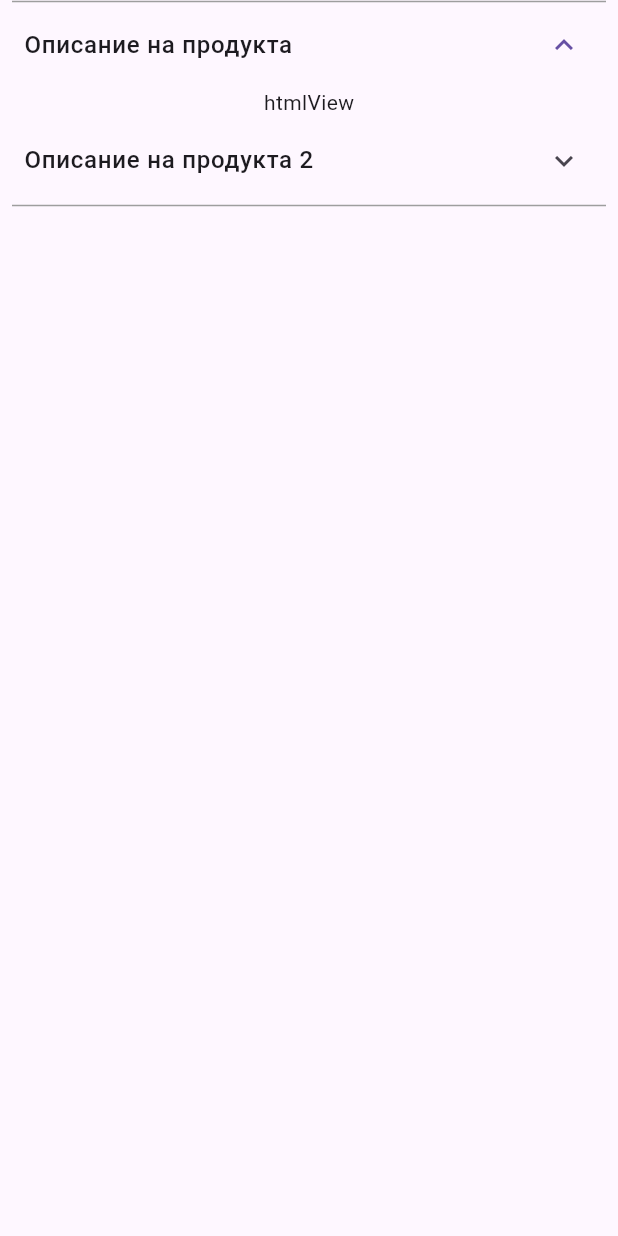
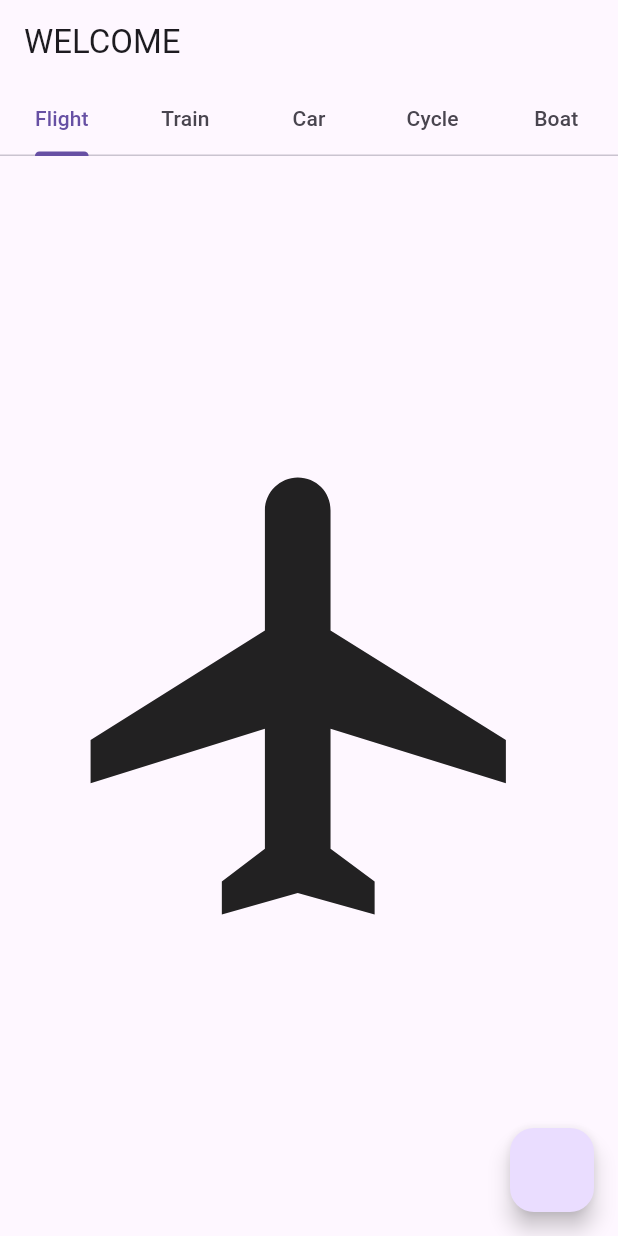
Before and after one commit to bytestocode/stackoverflow-answers, a Flutter app: the screen it shows after launch, on a phone screen of 412 x 824 dp. Run offline on Flutter 3.47's test engine with Material 3 defaults, Android fonts, the light colour scheme and no system bars.

Commit message:
fix: check if index is exceeding last

```diff
--- /dev/null
+++ b/devtools_options.yaml
@@ -0,0 +1 @@
+extensions:
--- /dev/null
+++ b/lib/fix/exceed_tab_length.dart
@@ -0,0 +1,75 @@
+import 'package:flutter/material.dart';
+
+class ExceedTabLength extends StatefulWidget {
+  const ExceedTabLength({super.key});
+
+  @override
+  State<ExceedTabLength> createState() => _ExceedTabLengthState();
+}
+
+class _ExceedTabLengthState extends State<ExceedTabLength>
+    with SingleTickerProviderStateMixin {
+  late TabController _controller;
+  int _selectedIndex = 0;
+
+  @override
+  void initState() {
+    super.initState();
+    _controller = TabController(length: 5, vsync: this);
+
+    //listener adding...
+    _controller.addListener(() {
+      setState(() {
+        _selectedIndex = _controller.index;
+      });
+      print("Selected Index: " + _controller.index.toString());
+    });
+  }
+
+  @override
+  void dispose() {
+    _controller.dispose();
+    super.dispose();
+  }
+
+  @override
+  Widget build(BuildContext context) {
+    return DefaultTabController(
+      length: 5,
+      child: Scaffold(
+        floatingActionButton: FloatingActionButton(onPressed: () {
+          // * Check if the index is last then animate to first
+          if (_selectedIndex == 4) {
+            _controller.animateTo(_selectedIndex = 0);
+          } else {
+            _controller.animateTo(_selectedIndex += 1);
+          }
+        }),
+        body: NestedScrollView(
+            headerSliverBuilder: (context, innerBoxIsScrolled) {
+              return [
+                SliverAppBar(
+                  title: const Text('WELCOME'),
+                  floating: true,
+                  pinned: true,
+                  bottom: TabBar(controller: _controller, tabs: const [
+                    Tab(child: Text('Flight')),
+                    Tab(child: Text('Train')),
+                    Tab(child: Text('Car')),
+                    Tab(child: Text('Cycle')),
+                    Tab(child: Text('Boat')),
+                  ]),
+                )
+              ];
+            },
+            body: TabBarView(controller: _controller, children: const [
+              Icon(Icons.flight, size: 350),
+              Icon(Icons.directions_transit, size: 350),
+              Icon(Icons.directions_car, size: 350),
+              Icon(Icons.directions_bike, size: 350),
+              Icon(Icons.directions_boat, size: 350),
+            ])),
+      ),
+    );
+  }
+}
--- a/lib/main.dart
+++ b/lib/main.dart
@@ -1,6 +1,6 @@
 import 'package:flutter/material.dart';
 
-import 'ui/expansion_tile_controller.dart';
+import 'fix/exceed_tab_length.dart';
 
 void main() {
   runApp(const MyApp());
@@ -13,7 +13,7 @@
   Widget build(BuildContext context) {
     return const MaterialApp(
       title: 'Flutter Testbed',
-      home: ExpansionTileSample(),
+      home: ExceedTabLength(),
     );
   }
 }
```
